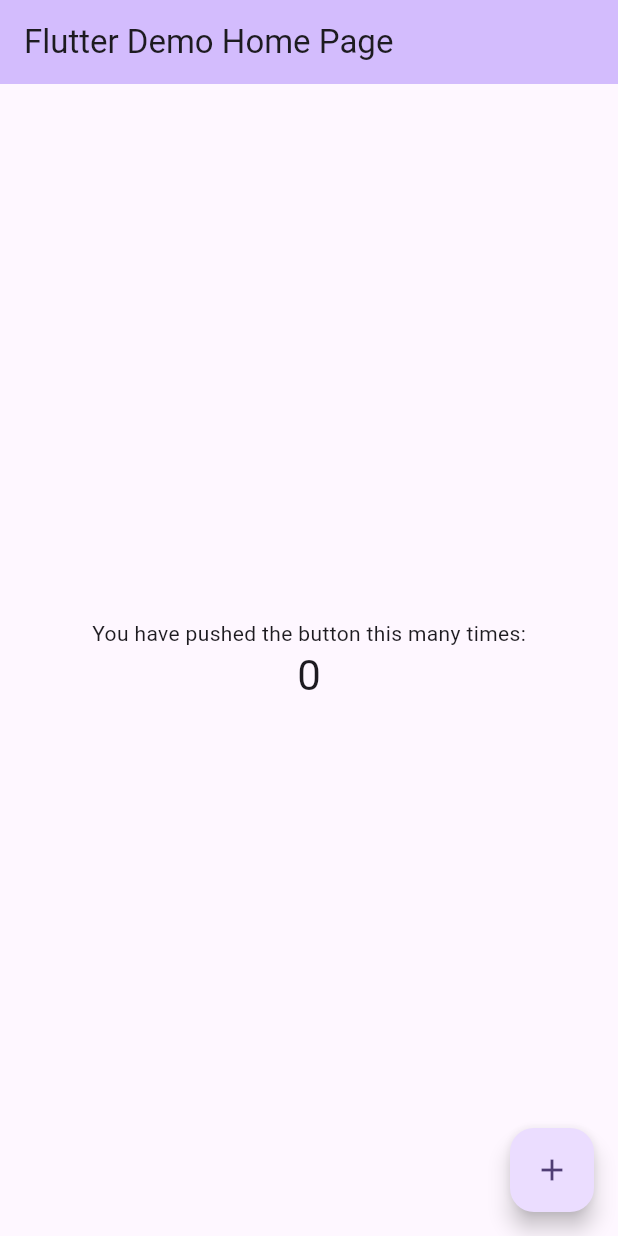
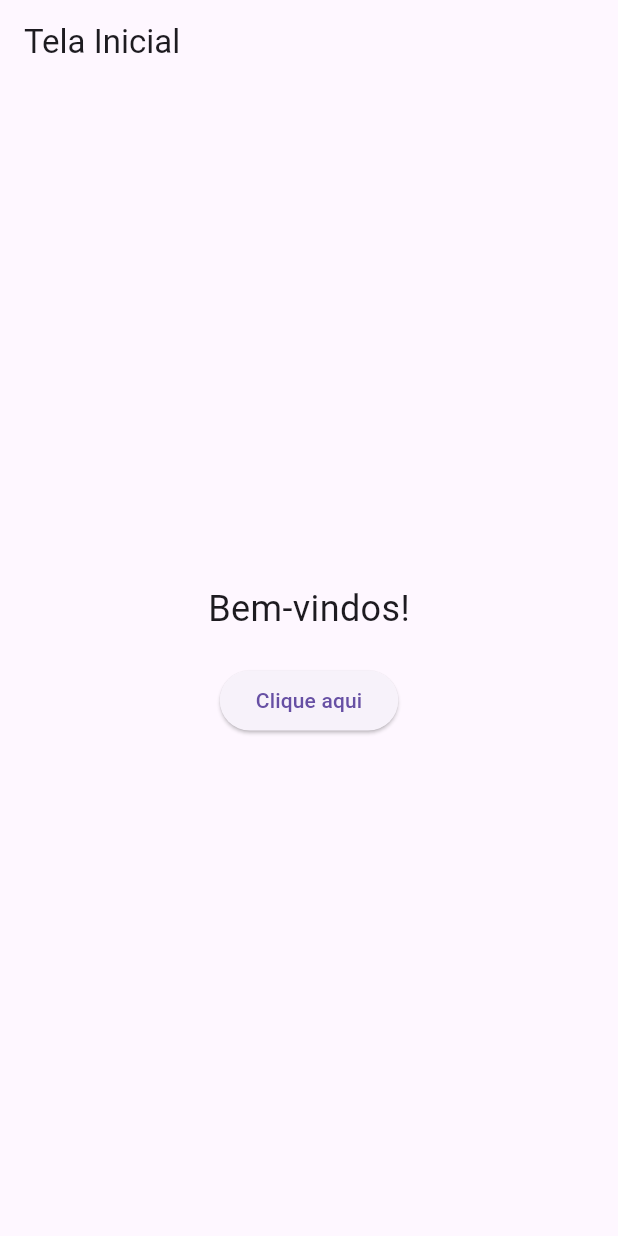
Before and after one commit to OPT120-DEV-MOBILE/app-loja-front-end, a Flutter app: the screen it shows after launch, on a phone screen of 412 x 824 dp. Run offline on Flutter 3.47's test engine with Material 3 defaults, Android fonts, the light colour scheme and no system bars.

Commit message:
01 - Estrutura tela home

```diff
--- a/lib/main.dart
+++ b/lib/main.dart
@@ -1,5 +1,5 @@
+import 'package:app_lojas/screens/home/home.dart';
 import 'package:flutter/material.dart';
-
 void main() {
   runApp(const MyApp());
 }
@@ -7,119 +7,14 @@
 class MyApp extends StatelessWidget {
   const MyApp({super.key});
 
-  // This widget is the root of your application.
   @override
   Widget build(BuildContext context) {
     return MaterialApp(
-      title: 'Flutter Demo',
-      theme: ThemeData(
-        // This is the theme of your application.
-        //
-        // TRY THIS: Try running your application with "flutter run". You'll see
-        // the application has a purple toolbar. Then, without quitting the app,
-        // try changing the seedColor in the colorScheme below to Colors.green
-        // and then invoke "hot reload" (save your changes or press the "hot
-        // reload" button in a Flutter-supported IDE, or press "r" if you used
-        // the command line to start the app).
-        //
-        // Notice that the counter didn't reset back to zero; the application
-        // state is not lost during the reload. To reset the state, use hot
-        // restart instead.
-        //
-        // This works for code too, not just values: Most code changes can be
-        // tested with just a hot reload.
-        colorScheme: ColorScheme.fromSeed(seedColor: Colors.deepPurple),
-        useMaterial3: true,
-      ),
-      home: const MyHomePage(title: 'Flutter Demo Home Page'),
+      title: 'Home',
+      initialRoute: '/',
+      routes: {
+        '/': (context) => const HomeScreen(),
+      },
     );
   }
 }
-
-class MyHomePage extends StatefulWidget {
-  const MyHomePage({super.key, required this.title});
-
-  // This widget is the home page of your application. It is stateful, meaning
-  // that it has a State object (defined below) that contains fields that affect
-  // how it looks.
-
-  // This class is the configuration for the state. It holds the values (in this
-  // case the title) provided by the parent (in this case the App widget) and
-  // used by the build method of the State. Fields in a Widget subclass are
-  // always marked "final".
-
-  final String title;
-
-  @override
-  State<MyHomePage> createState() => _MyHomePageState();
-}
-
-class _MyHomePageState extends State<MyHomePage> {
-  int _counter = 0;
-
-  void _incrementCounter() {
-    setState(() {
-      // This call to setState tells the Flutter framework that something has
-      // changed in this State, which causes it to rerun the build method below
-      // so that the display can reflect the updated values. If we changed
-      // _counter without calling setState(), then the build method would not be
-      // called again, and so nothing would appear to happen.
-      _counter++;
-    });
-  }
-
-  @override
-  Widget build(BuildContext context) {
-    // This method is rerun every time setState is called, for instance as done
-    // by the _incrementCounter method above.
-    //
-    // The Flutter framework has been optimized to make rerunning build methods
-    // fast, so that you can just rebuild anything that needs updating rather
-    // than having to individually change instances of widgets.
-    return Scaffold(
-      appBar: AppBar(
-        // TRY THIS: Try changing the color here to a specific color (to
-        // Colors.amber, perhaps?) and trigger a hot reload to see the AppBar
-        // change color while the other colors stay the same.
-        backgroundColor: Theme.of(context).colorScheme.inversePrimary,
-        // Here we take the value from the MyHomePage object that was created by
-        // the App.build method, and use it to set our appbar title.
-        title: Text(widget.title),
-      ),
-      body: Center(
-        // Center is a layout widget. It takes a single child and positions it
-        // in the middle of the parent.
-        child: Column(
-          // Column is also a layout widget. It takes a list of children and
-          // arranges them vertically. By default, it sizes itself to fit its
-          // children horizontally, and tries to be as tall as its parent.
-          //
-          // Column has various properties to control how it sizes itself and
-          // how it positions its children. Here we use mainAxisAlignment to
-          // center the children vertically; the main axis here is the vertical
-          // axis because Columns are vertical (the cross axis would be
-          // horizontal).
-          //
-          // TRY THIS: Invoke "debug painting" (choose the "Toggle Debug Paint"
-          // action in the IDE, or press "p" in the console), to see the
-          // wireframe for each widget.
-          mainAxisAlignment: MainAxisAlignment.center,
-          children: <Widget>[
-            const Text(
-              'You have pushed the button this many times:',
-            ),
-            Text(
-              '$_counter',
-              style: Theme.of(context).textTheme.headlineMedium,
-            ),
-          ],
-        ),
-      ),
-      floatingActionButton: FloatingActionButton(
-        onPressed: _incrementCounter,
-        tooltip: 'Increment',
-        child: const Icon(Icons.add),
-      ), // This trailing comma makes auto-formatting nicer for build methods.
-    );
-  }
-}
--- /dev/null
+++ b/lib/screens/home/home.dart
@@ -0,0 +1,31 @@
+import 'package:flutter/material.dart';
+
+class HomeScreen extends StatelessWidget {
+  const HomeScreen({super.key});
+
+  @override
+  Widget build(BuildContext context) {
+    return Scaffold(
+      appBar: AppBar(
+        title: const Text('Tela Inicial'),
+      ),
+      body: Center(
+        child: Column(
+          mainAxisAlignment: MainAxisAlignment.center,
+          children: <Widget>[
+            const Text(
+              'Bem-vindos!',
+              style: TextStyle(fontSize: 24),
+            ),
+            const SizedBox(height: 20),
+            ElevatedButton(
+              onPressed: () {
+              },
+              child: const Text('Clique aqui'),
+            ),
+          ],
+        ),
+      ),
+    );
+  }
+}
```
